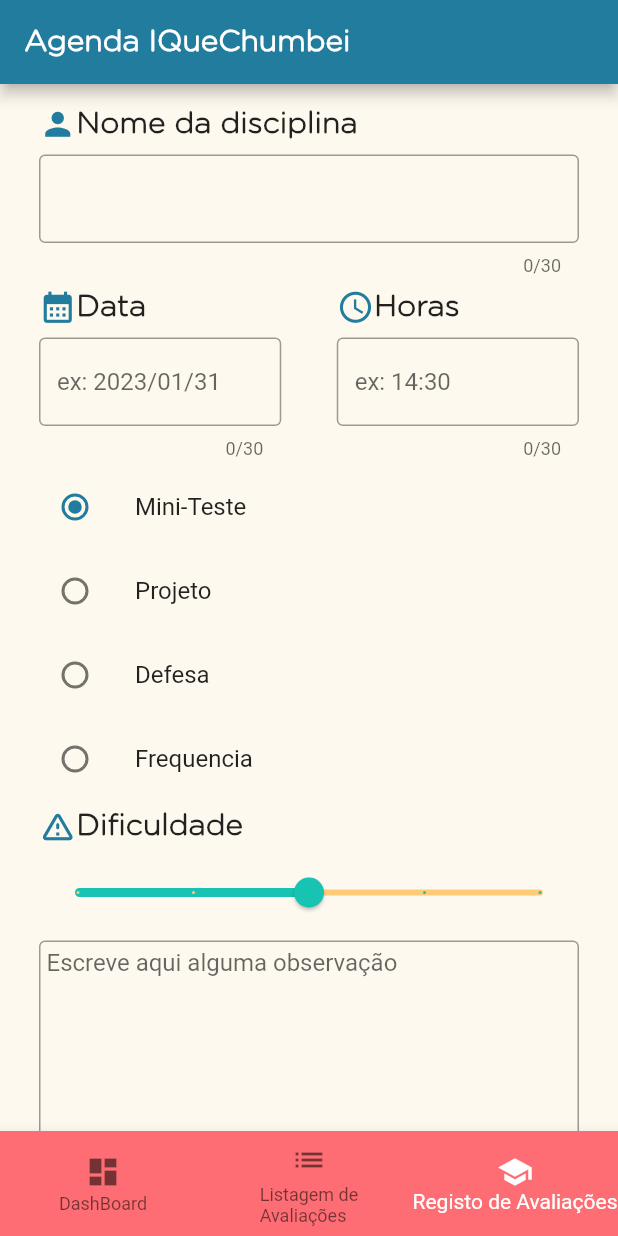
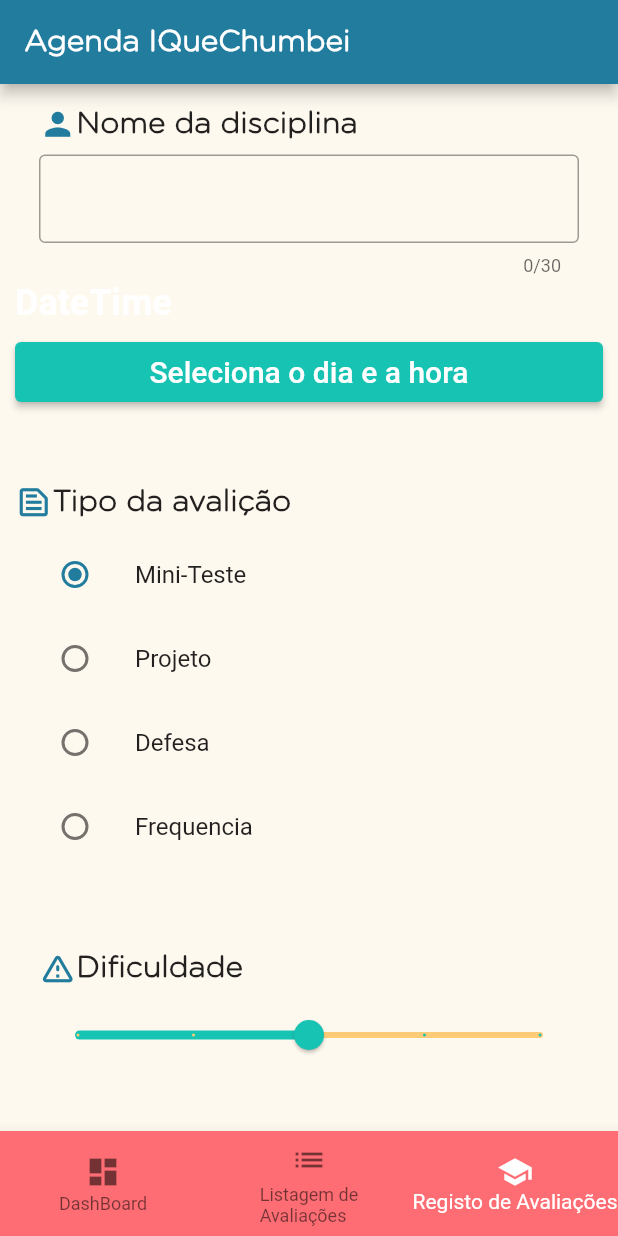
Before and after one commit to Culurio/MiniProjeto, a Flutter app: the screen it shows after launch, item 3 of the bottom bar chosen, on a phone screen of 412 x 824 dp. Run offline on Flutter 3.47's test engine with Material 2 defaults, Android fonts, the phone set to English and light mode, and no system bars.

Commit message:
Commit fixe

```diff
--- a/lib/avalicao.dart
+++ b/lib/avalicao.dart
@@ -12,10 +12,10 @@ caracteres (incluindo espaços);
   String disciplina_nome = "";
   String data = "";
   Tipo? tipo = Tipo.frequencia;
-  String hora = "";
   int nivel = 0;
   String observacoes = "";
+  DateTime? dateTime;
 
-  Avaliacao (this.disciplina_nome, this.tipo, this.data, this.hora, this.nivel, this.observacoes);
+  Avaliacao (this.disciplina_nome, this.tipo, this.data, this.nivel, this.observacoes);
 
 }
--- a/lib/main.dart
+++ b/lib/main.dart
@@ -2,7 +2,6 @@ import 'package:flutter/material.dart';
 import 'package:mini_projeto/avaliacoesLista.dart';
 import 'package:mini_projeto/pages/listar_registo.dart';
 import 'package:mini_projeto/pages/registo_avaliacao.dart';
-import 'package:mini_projeto/widgets/date_hour_picker.dart';
 
 void main() {
   runApp(MyApp());
@@ -110,6 +109,9 @@ class DashboardWidget extends StatelessWidget {
 
   @override
   Widget build(BuildContext context) {
-    return DatetimePickerWidget();
+    return Text(
+      'Dashboard',
+      style: optionStyle,
+    );
   }
 }
--- a/lib/pages/registo_avaliacao.dart
+++ b/lib/pages/registo_avaliacao.dart
@@ -5,8 +5,6 @@ import 'package:mini_projeto/widgets/button_widget.dart';
 import 'package:mini_projeto/main.dart';
 import 'package:mini_projeto/tipo_avaliacao.dart';
 import 'package:mini_projeto/widgets/date_hour_picker.dart';
-
-import '../widgets/dateDay_widget.dart';
 
 class RegistodWidget extends StatefulWidget {
   const RegistodWidget({
@@ -18,7 +16,7 @@ class RegistodWidget extends StatefulWidget {
 }
 
 class _RegistoWidgetState extends State<RegistodWidget> {
-  Avaliacao avaliacao = Avaliacao("", Tipo.frequencia, "", "", 3, "");
+  Avaliacao avaliacao = Avaliacao("", Tipo.frequencia, "", 3, "");
   final formKey = GlobalKey<FormState>();
   int _value = 3;
   Tipo? tipo = Tipo.miniTeste;
@@ -38,30 +36,16 @@ class _RegistoWidgetState extends State<RegistodWidget> {
                   title: BuildText_widget(text: "Nome da disciplina", icon: Icons.person),
                   subtitle: buildForm("", false, "nome"),
                 ),
-                Row(
-                  children: [
-                    Expanded(
-                      child: ListTile(
-                        title: BuildText_widget(text: "Data", icon: Icons.calendar_month),
-                        subtitle: DateFormDayWidget(avaliacao:avaliacao),
-                      ),
-                    ),
-                    SizedBox(
-                      width: 5,
-                    ),
-                    Expanded(
-                      child: ListTile(
-                        title: BuildText_widget(text: "Horas", icon: Icons.watch_later_outlined),
-                        subtitle: buildForm("ex: 14:30", false, "hora"),
-                      ),
-                    ),
-                  ],
-                ),
-                buildOptions(),
+                DatetimePickerWidget(avaliacao:avaliacao,edit: false),
+                const SizedBox(height: 50),
+                BuildText_widget(text: "Tipo da avalição", icon: Icons.text_snippet_outlined),
+              buildOptions(),
+                const SizedBox(height: 50),
                 ListTile(
                   title: BuildText_widget(text: "Dificuldade", icon: Icons.warning_amber_rounded),
                   subtitle: sliderDificuldade(),
                 ),
+                const SizedBox(height: 50),
                 SizedBox(
                   height: 200,
                   child: ListTile(
@@ -71,6 +55,7 @@ class _RegistoWidgetState extends State<RegistodWidget> {
                 ),
               ],
             ),
+            const SizedBox(height: 50),
             buildSubmit(),
           ],
         ),
@@ -175,25 +160,15 @@ class _RegistoWidgetState extends State<RegistodWidget> {
 
     return TextFormField(
       onChanged: (value) {
-        switch (formName) {
-          case "nome":
-            avaliacao.disciplina_nome = value;
-            break;
-          case "data":
-            avaliacao.data = value;
-            break;
-          case "hora":
-            avaliacao.hora = value;
-            break;
-        }
+        avaliacao.disciplina_nome = value;
       },
       decoration: InputDecoration(
         border: OutlineInputBorder(),
         hintText: hint,
       ),
       validator: (value) {
-        if (value != null && value.length < 4) {
-          return 'Enter at least 4 characters';
+        if (value != null && value.length < 0) {
+          return 'O campo está vazio';
         } else {
           return null;
         }
@@ -205,7 +180,7 @@ class _RegistoWidgetState extends State<RegistodWidget> {
   Widget buildSubmit() {
 
     Avaliacao avaliacao2 = Avaliacao(avaliacao.disciplina_nome, avaliacao.tipo,
-        avaliacao.data, avaliacao.hora, avaliacao.nivel, avaliacao.observacoes);
+        avaliacao.data, avaliacao.nivel, avaliacao.observacoes);
     return Builder(
       builder: (context) => ButtonWidget(
         text: 'Submeter',
--- a/lib/widgets/button_widget_time.dart
+++ b/lib/widgets/button_widget_time.dart
@@ -36,12 +36,12 @@ class ButtonWidget extends StatelessWidget {
   Widget build(BuildContext context) => ElevatedButton(
     style: ElevatedButton.styleFrom(
       minimumSize: Size.fromHeight(40),
-      primary: Colors.white,
+      primary: Color(0xFF17C3B2),
     ),
     child: FittedBox(
       child: Text(
         text,
-        style: TextStyle(fontSize: 20, color: Colors.black),
+        style: TextStyle(fontSize: 20, color: Colors.white),
       ),
     ),
     onPressed: onClicked,
--- a/lib/widgets/dateDay_widget.dart
+++ /dev/null
@@ -1,36 +0,0 @@
-import 'package:flutter/material.dart';
-import 'package:mini_projeto/avalicao.dart';
-class DateFormDayWidget extends StatefulWidget {
-  Avaliacao avaliacao;
-   DateFormDayWidget({
-    super.key,
-     required this.avaliacao
-  });
-
-  @override
-  State<DateFormDayWidget> createState() => _DateFormDayWidgetState();
-}
-
-class _DateFormDayWidgetState extends State<DateFormDayWidget> {
-
-  @override
-  Widget build(BuildContext context) {
-    return TextFormField(
-      onChanged: (value) {
-        widget.avaliacao.data = value;
-      },
-      decoration: InputDecoration(
-        border: OutlineInputBorder(),
-        hintText: "ex: 2023/01/31",
-      ),
-      validator: (value) {
-        if (value != null && value.length < 4) {
-          return 'Enter at least 10 characters';
-        } else {
-          return null;
-        }
-      },
-      maxLength: 30,
-    );
-  }
-}
--- a/lib/widgets/date_hour_picker.dart
+++ b/lib/widgets/date_hour_picker.dart
@@ -1,20 +1,35 @@
 import 'package:flutter/material.dart';
 import 'package:intl/intl.dart';
+import 'package:mini_projeto/avalicao.dart';
 import 'package:mini_projeto/widgets/button_widget_time.dart';
 
 class DatetimePickerWidget extends StatefulWidget {
+  Avaliacao avaliacao;
+  late bool edit;
+   DatetimePickerWidget({
+    super.key,
+    required  this.avaliacao,
+    required this.edit
+  });
+
   @override
   _DatetimePickerWidgetState createState() => _DatetimePickerWidgetState();
 }
 
 class _DatetimePickerWidgetState extends State<DatetimePickerWidget> {
    DateTime? dateTime = null;
-
+   DateTime dateTimeNow = DateTime(DateTime.now().year,DateTime.now().month,
+   DateTime.now().day,DateTime.now().hour,DateTime.now().second);
   String getText() {
-    if (dateTime == null) {
-      return 'Select DateTime';
+    if (dateTime == null && !widget.edit) {
+      return 'Seleciona o dia e a hora';
     } else {
-      return DateFormat('MM/dd/yyyy HH:mm').format(dateTime!);
+      if(widget.edit){
+        return DateFormat('dd/MM/yyyy HH:mm').format(widget.avaliacao.dateTime!);
+      }
+      widget.avaliacao.data = DateFormat('dd/MM/yyyy HH:mm').format(dateTime!);
+      widget.avaliacao.dateTime = dateTime;
+      return widget.avaliacao.data;
     }
   }
 
@@ -68,6 +83,7 @@ class _DatetimePickerWidgetState extends State<DatetimePickerWidget> {
 
     if (newTime == null) return null;
 
+
     return newTime;
   }
 }
```
Also changed, not shown: lib/pages/editar_avaliacao.dart (+25 -52 lines).
